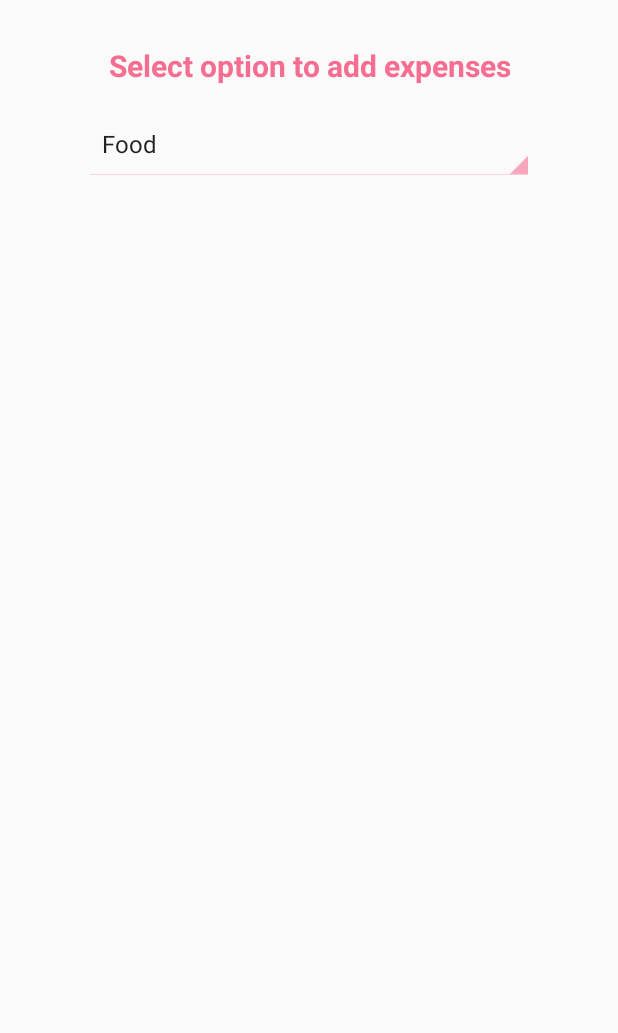
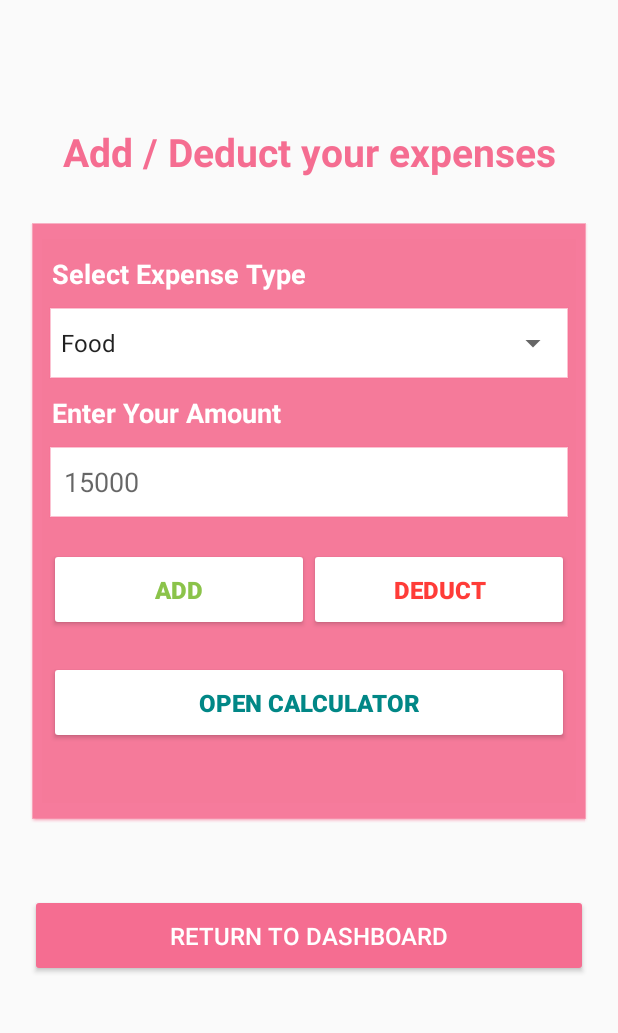
Before and after one commit to ahsantahseen/Kharcha, an Android app: the AddExpense screen opened directly, with no data from a screen before it, on a phone screen of 412 x 824 dp, the part 75-1108 px from its top. Run offline under Robolectric (Android 15) with nearby library versions, the phone set to English and light mode, and no system bars.

Commit message:
Front-end (Beta) Completed

```diff
--- a/app/src/main/res/drawable/custom_spinner.xml
+++ /dev/null
@@ -1,28 +0,0 @@
-<?xml version="1.0" encoding="utf-8"?>
-<selector xmlns:android="http://schemas.android.com/apk/res/android">
-    <item><layer-list>
-        <item>
-            <shape>
-                <solid
-                    android:color="@color/newColor">
-                </solid>
-
-                <corners android:radius="3dp" />
-
-                <padding
-                    android:bottom="10dp"
-                    android:left="10dp"
-                    android:right="10dp"
-                    android:top="10dp" />
-                <stroke
-                    android:width="2dp"
-                    android:color="@color/newColor"/>
-            </shape>
-        </item>
-        <item >
-            <item android:drawable="@android:drawable/spinner_background"
-                android:gravity="right">
-            </item>
-        </item>
-    </layer-list></item>
-</selector>
--- a/app/src/main/res/layout/activity_add_expense.xml
+++ b/app/src/main/res/layout/activity_add_expense.xml
@@ -26,29 +26,142 @@
         android:id="@+id/textView2"
         android:layout_width="wrap_content"
         android:layout_height="wrap_content"
-        android:layout_marginTop="30dp"
-        android:text="Select option to add expenses"
+        android:layout_marginTop="100dp"
+        android:text="Add / Deduct your expenses"
         android:textAlignment="center"
         android:textColor="@color/newColor"
-        android:textSize="20sp"
+        android:textSize="26sp"
         android:textStyle="bold"
+        app:layout_constraintBottom_toTopOf="@+id/linearLayout6"
         app:layout_constraintEnd_toEndOf="parent"
         app:layout_constraintStart_toStartOf="parent"
         app:layout_constraintTop_toBottomOf="@+id/appHeading2" />
 
-    <Spinner
-        android:id="@+id/spinner"
-        android:layout_width="300dp"
-        android:layout_height="wrap_content"
-        android:layout_marginStart="10dp"
-        android:layout_marginTop="15dp"
-        android:layout_marginEnd="10dp"
+    <LinearLayout
+        android:id="@+id/linearLayout6"
+        android:layout_width="0dp"
+        android:layout_height="400dp"
+        android:layout_marginStart="20dp"
+        android:layout_marginTop="30dp"
+        android:layout_marginEnd="20dp"
+        android:background="@android:drawable/editbox_dropdown_light_frame"
         android:backgroundTint="@color/newColor"
-        android:entries="@array/expenses"
-        android:minHeight="48dp"
-        style="@android:style/Widget.Holo.Light.Spinner"
+        android:orientation="vertical"
+        app:layout_constraintBottom_toTopOf="@+id/mainMenuBtn"
         app:layout_constraintEnd_toEndOf="parent"
         app:layout_constraintStart_toStartOf="parent"
-        app:layout_constraintTop_toBottomOf="@+id/textView2" />
+        app:layout_constraintTop_toBottomOf="@+id/textView2">
+
+        <TextView
+            android:id="@+id/SelectExpenseHeading"
+            android:layout_width="match_parent"
+            android:layout_height="wrap_content"
+            android:layout_marginLeft="12dp"
+            android:layout_marginTop="20dp"
+            android:text="Select Expense Type"
+            android:textColor="@color/white"
+            android:textSize="18sp"
+            android:textStyle="bold" />
+
+        <LinearLayout
+
+            android:layout_width="match_parent"
+            android:layout_height="wrap_content"
+            android:layout_margin="10dp"
+            android:background="@drawable/custom_edit_text"
+            android:orientation="horizontal">
+
+            <Spinner
+                android:id="@+id/ExpenseSpinner"
+                android:layout_width="match_parent"
+                android:layout_height="wrap_content"
+                android:layout_weight="4"
+                android:entries="@array/expenses"
+                android:minHeight="48dp" />
+
+        </LinearLayout>
+
+        <TextView
+            android:id="@+id/enterAmountHeading"
+            android:layout_width="match_parent"
+            android:layout_height="wrap_content"
+            android:layout_marginLeft="12dp"
+            android:layout_marginTop="0dp"
+            android:text="Enter Your Amount"
+            android:textColor="@color/white"
+            android:textSize="18sp"
+            android:textStyle="bold" />
+
+        <EditText
+            android:id="@+id/editTextNumber2"
+            android:layout_width="match_parent"
+            android:layout_height="wrap_content"
+            android:layout_margin="10dp"
+            android:background="@drawable/custom_edit_text"
+            android:ems="10"
+            android:hint="15000"
+            android:inputType="number"
+            android:minHeight="48dp"
+            android:padding="10dp" />
+
+        <LinearLayout
+            android:layout_width="match_parent"
+            android:layout_height="wrap_content"
+            android:layout_margin="10dp"
+            android:orientation="horizontal">
+
+            <Button
+                android:id="@+id/addExpenseBtn"
+                android:layout_width="wrap_content"
+                android:layout_height="55dp"
+                android:layout_weight="1"
+                android:backgroundTint="@color/white"
+                android:text="ADD"
+                android:textColor="@color/entertainmentColor"
+                android:textSize="16sp"
+                android:textStyle="bold" />
+
+            <Button
+                android:id="@+id/DeductExpenseBtn"
+                android:layout_width="wrap_content"
+                android:layout_height="55dp"
+                android:layout_weight="1"
+                android:backgroundTint="@color/white"
+                android:text="Deduct"
+                android:textColor="@color/transportColor"
+                android:textSize="16sp"
+                android:textStyle="bold" />
+        </LinearLayout>
+
+        <Button
+            android:id="@+id/calculatorBtn"
+            android:layout_width="match_parent"
+            android:layout_height="55dp"
+            android:layout_margin="10dp"
+            android:backgroundTint="@color/white"
+            android:text="Open Calculator"
+            android:textColor="@color/teal_700"
+            android:textSize="16sp"
+            android:textStyle="bold" />
+
+    </LinearLayout>
+
+    <Button
+        android:id="@+id/mainMenuBtn"
+        android:layout_width="match_parent"
+        android:layout_height="55dp"
+        android:layout_marginStart="20dp"
+        android:layout_marginTop="47dp"
+        android:layout_marginEnd="20dp"
+        android:layout_marginBottom="139dp"
+        android:backgroundTint="@color/newColor"
+        android:padding="10dp"
+        android:text="Return to dashboard"
+        android:textColor="@color/white"
+        android:textSize="16sp"
+        app:layout_constraintBottom_toBottomOf="parent"
+        app:layout_constraintEnd_toEndOf="parent"
+        app:layout_constraintStart_toStartOf="parent"
+        app:layout_constraintTop_toBottomOf="@+id/linearLayout6" />
 
 </androidx.constraintlayout.widget.ConstraintLayout>
--- a/app/src/main/res/layout/activity_main.xml
+++ b/app/src/main/res/layout/activity_main.xml
@@ -30,7 +30,8 @@
         android:layout_marginTop="20dp"
         android:layout_marginEnd="10dp"
         android:layout_marginBottom="17dp"
-        android:background="@drawable/custom_button"
+        android:background="@android:drawable/editbox_dropdown_light_frame"
+        android:backgroundTint="@color/newColor"
         android:gravity="center"
         android:orientation="vertical"
         android:padding="10dp"
@@ -256,8 +257,9 @@
         <Button
             android:id="@+id/addExpense"
             android:layout_width="200dp"
-            android:layout_height="wrap_content"
-            android:background="@drawable/entertainment_color_icon"
+            android:layout_height="55dp"
+            android:background="@android:drawable/btn_default"
+            android:backgroundTint="@color/entertainmentColor"
             android:gravity="center"
             android:onClick="goToExpense"
             android:text="Add Expenses"
@@ -268,9 +270,10 @@
         <Button
             android:id="@+id/logout"
             android:layout_width="200dp"
-            android:layout_height="wrap_content"
+            android:layout_height="55dp"
             android:layout_marginLeft="10dp"
-            android:background="@drawable/transport_color_icon"
+            android:background="@android:drawable/btn_default"
+            android:backgroundTint="@color/transportColor"
             android:text="Logout"
             android:textAlignment="center"
             android:textColor="@color/white"
```
